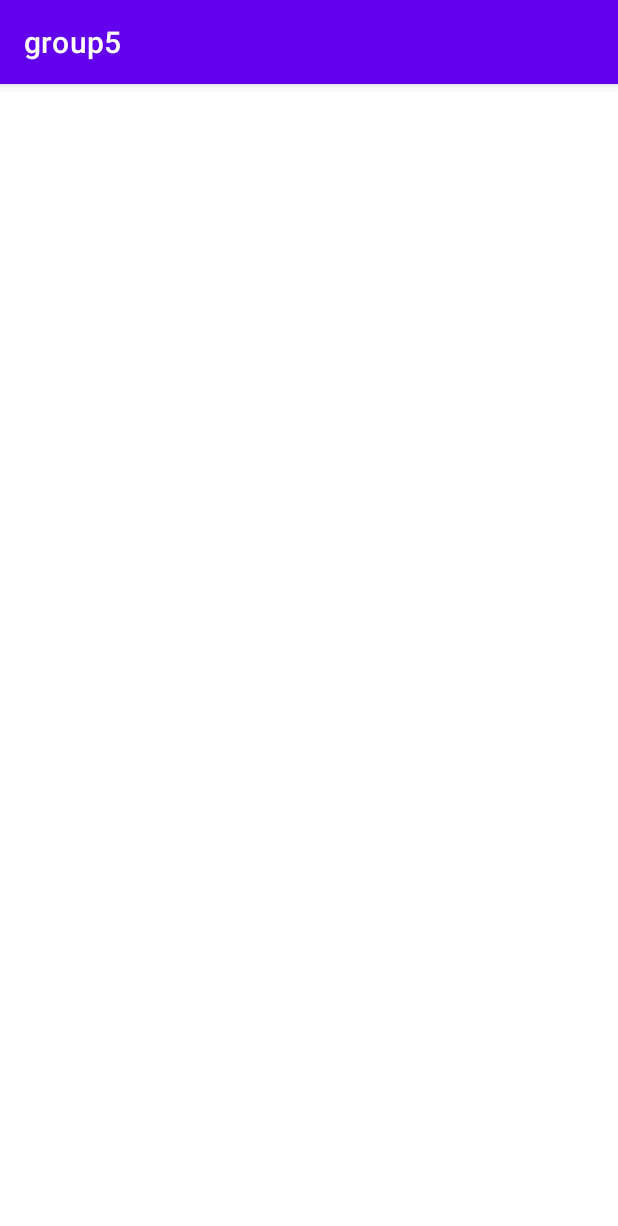
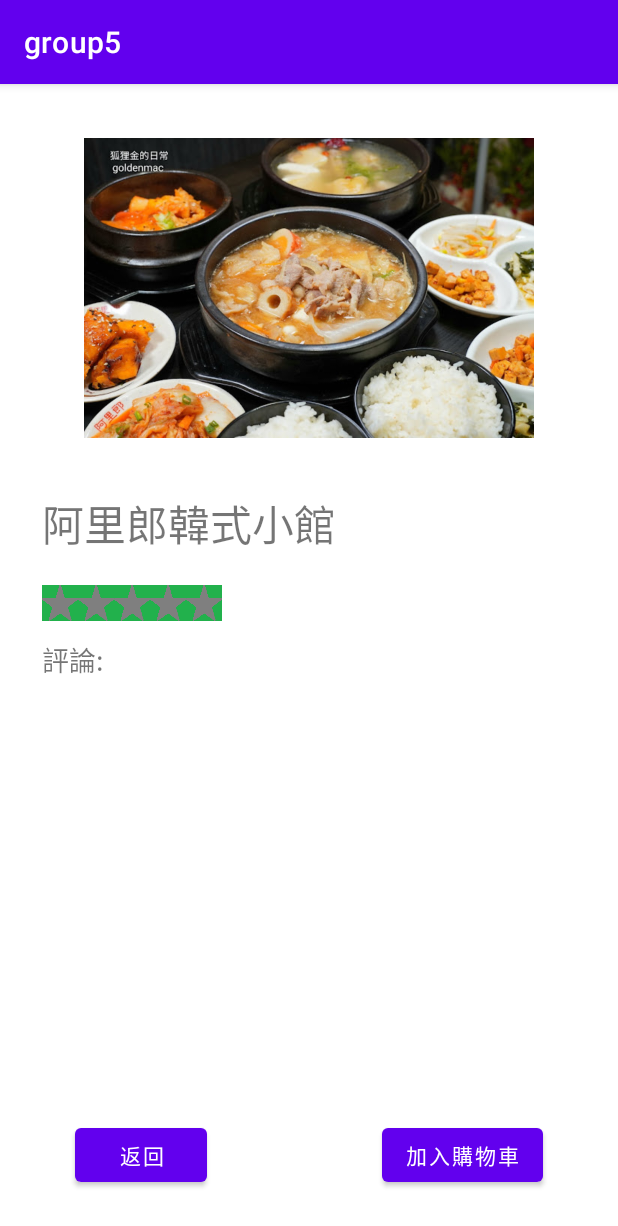
Before and after one commit to MRRyLai/Group-5, an Android app: the StoreList screen opened directly, with no data from a screen before it, after a tap on "阿里郎韓式小館", on a phone screen of 412 x 824 dp. Shown: the top 1226 px of the screen. Run offline under Robolectric (Android 15) with nearby library versions, the phone set to English and light mode, and no system bars.

Commit message:
有推薦頁面，可以進入商家列表，完成商家資訊，評論製作中

```diff
--- a/app/src/main/java/com/example/group5/KoreanStoreActivity.java
+++ b/app/src/main/java/com/example/group5/KoreanStoreActivity.java
@@ -2,13 +2,43 @@ package com.example.group5;
 
 import androidx.appcompat.app.AppCompatActivity;
 
+import android.content.Intent;
 import android.os.Bundle;
+import android.view.View;
+import android.widget.ImageView;
+import android.widget.ListView;
+import android.widget.TextView;
 
 public class KoreanStoreActivity extends AppCompatActivity {
+    private Integer [] storeStar = {R.drawable.nostar, R.drawable.onestar, R.drawable.twostar, R.drawable.threestar, R.drawable.fourstar, R.drawable.fivestar};
+    private Integer [] storeImg = {R.drawable.korean_store1, R.drawable.korean_store2, R.drawable.korean_store3};
+    private String [] storeName = {"朴大哥的韓式炸雞", "阿里郎韓式小館", "司覓達 Seumnidak 韓式炸物"};
+    private String [] storeAddress = {"台中市西屯區逢甲路20巷28弄5號", "台中市西區博館路161號", "台中市西屯區西安街209號"};
+    private String [] storecomments = {""};
 
     @Override
     protected void onCreate(Bundle savedInstanceState) {
         super.onCreate(savedInstanceState);
         setContentView(R.layout.activity_korean_store);
+
+        ListView lvComments = findViewById(R.id.lv_comments);
+        ImageView ivStoreTitle = findViewById(R.id.iv_store_title);
+        TextView tvStoreTitle = findViewById(R.id.tv_store_title);
+
+        Intent intent = this.getIntent();
+        int storeNo = intent.getIntExtra(StoreList.STORE_NO, 0);
+        ivStoreTitle.setImageResource(storeImg[storeNo]);
+        tvStoreTitle.setText(storeName[storeNo]);
+
+    }
+    public void Onclick(View view){
+        switch(view.getId()){
+            case R.id.btn_cancel:
+                finish();
+            case R.id.btn_add:
+//將點選的食物加入購物車
+                finish();
+        }
+
     }
 }
--- a/app/src/main/java/com/example/group5/StoreArrayAdapter.java
+++ b/app/src/main/java/com/example/group5/StoreArrayAdapter.java
@@ -17,12 +17,12 @@ import java.util.List;
 public class StoreArrayAdapter extends ArrayAdapter<StoreItem> {
 
     private Context context;
-    private List<StoreItem> albumItems;
+    private List<StoreItem> storeItems;
 
-    public StoreArrayAdapter(@NonNull Context context, int resource, List<StoreItem> albumItems) {
-        super(context, resource, albumItems);
+    public StoreArrayAdapter(@NonNull Context context, int resource, List<StoreItem> storeItems) {
+        super(context, resource, storeItems);
         this.context = context;
-        this.albumItems = albumItems;
+        this.storeItems = storeItems;
     }
 
     @NonNull
@@ -38,7 +38,7 @@ public class StoreArrayAdapter extends ArrayAdapter<StoreItem> {
             itemLayout = (LinearLayout) convertView;
         }
 
-        StoreItem item = albumItems.get(position);
+        StoreItem item = storeItems.get(position);
 
         ImageView iv = itemLayout.findViewById(R.id.iv_photo);
         iv.setImageResource(item.getImgResId());
--- a/app/src/main/res/layout/activity_korean_store.xml
+++ b/app/src/main/res/layout/activity_korean_store.xml
@@ -6,4 +6,75 @@
     android:layout_height="match_parent"
     tools:context=".KoreanStoreActivity">
 
+    <TextView
+        android:id="@+id/tv_store_title"
+        android:layout_width="0dp"
+        android:layout_height="wrap_content"
+        android:layout_marginTop="36dp"
+        android:text="TextView"
+        android:textSize="28sp"
+        app:layout_constraintEnd_toEndOf="@+id/iv_store_title"
+        app:layout_constraintStart_toStartOf="@+id/iv_store_title"
+        app:layout_constraintTop_toBottomOf="@+id/iv_store_title" />
+
+    <ImageView
+        android:id="@+id/iv_store_title"
+        android:layout_width="0dp"
+        android:layout_height="200dp"
+        android:layout_marginStart="28dp"
+        android:layout_marginTop="36dp"
+        android:layout_marginEnd="28dp"
+        app:layout_constraintEnd_toEndOf="parent"
+        app:layout_constraintStart_toStartOf="parent"
+        app:layout_constraintTop_toTopOf="parent"
+        app:srcCompat="@drawable/korean_store1" />
+
+    <Button
+        android:id="@+id/btn_add"
+        android:layout_width="wrap_content"
+        android:layout_height="wrap_content"
+        android:layout_marginEnd="50dp"
+        android:layout_marginBottom="30dp"
+        android:text="加入購物車"
+        app:layout_constraintBottom_toBottomOf="parent"
+        app:layout_constraintEnd_toEndOf="parent" />
+
+    <Button
+        android:id="@+id/btn_cancel"
+        android:layout_width="wrap_content"
+        android:layout_height="wrap_content"
+        android:layout_marginStart="50dp"
+        android:layout_marginBottom="30dp"
+        android:onClick="Onclick"
+        android:text="返回"
+        app:layout_constraintBottom_toBottomOf="parent"
+        app:layout_constraintStart_toStartOf="parent" />
+
+    <TextView
+        android:id="@+id/tv_Comment"
+        android:layout_width="wrap_content"
+        android:layout_height="wrap_content"
+        android:layout_marginStart="28dp"
+        android:layout_marginTop="370dp"
+        android:text="評論:"
+        android:textSize="18sp"
+        app:layout_constraintStart_toStartOf="parent"
+        app:layout_constraintTop_toTopOf="parent" />
+
+    <ListView
+        android:id="@+id/lv_comments"
+        android:layout_width="352dp"
+        android:layout_height="250dp"
+        android:layout_marginTop="12dp"
+        app:layout_constraintStart_toStartOf="@+id/tv_Comment"
+        app:layout_constraintTop_toBottomOf="@+id/tv_Comment" />
+
+    <ImageView
+        android:id="@+id/iv_star"
+        android:layout_width="120dp"
+        android:layout_height="24dp"
+        android:layout_marginTop="20dp"
+        app:layout_constraintStart_toStartOf="@+id/tv_store_title"
+        app:layout_constraintTop_toBottomOf="@+id/tv_store_title"
+        app:srcCompat="@drawable/nostar" />
 </androidx.constraintlayout.widget.ConstraintLayout>
```
Also changed, not shown: app/src/main/res/drawable/fivestar.png (added), app/src/main/res/drawable/fourstar.png (added), app/src/main/res/drawable/nostar.png (added), app/src/main/res/drawable/onestar.png (added), app/src/main/res/drawable/threestar.png (added), app/src/main/res/drawable/twostar.png (added).
